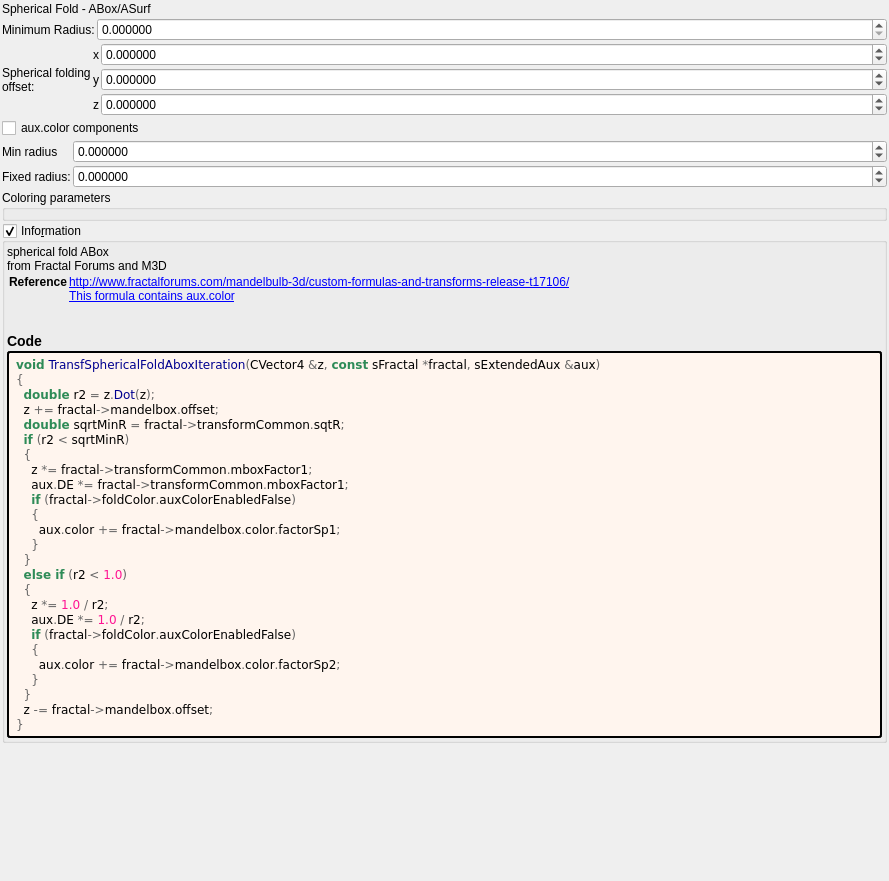
This is mandelbulber2/formula/ui/transf_spherical_fold_abox.ui in buddhi1980/mandelbulber2 as Qt 5 draws it before an edit. The edited form follows.
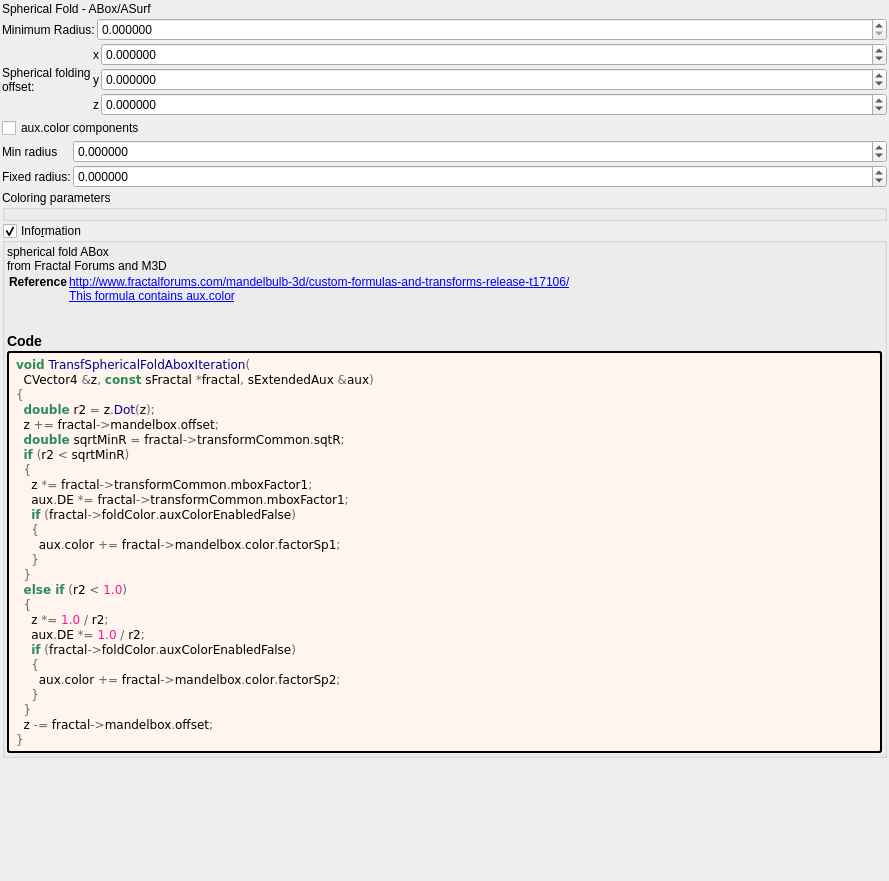
This is the edited form. Custom widgets are drawn as their Qt base class.

The edit to the form file:
```diff
--- a/mandelbulber2/formula/ui/transf_spherical_fold_abox.ui
+++ b/mandelbulber2/formula/ui/transf_spherical_fold_abox.ui
@@ -385,7 +385,8 @@
         </property>
         <property name="text">
          <string notr="true">&lt;body style=&quot;background-color:#fff5ee&quot;&gt;
-&lt;pre style=&quot;color:#000000; background-color:#fff5ee;  font-family:'Courier New',monospace;&quot;&gt;&lt;span style=&quot;color:#2e8b57; font-weight:bold&quot;&gt;void&lt;/span&gt; &lt;span style=&quot;color:#00008f&quot;&gt;TransfSphericalFoldAboxIteration&lt;/span&gt;&lt;span style=&quot;color:#676767&quot;&gt;(&lt;/span&gt;CVector4 &lt;span style=&quot;color:#676767&quot;&gt;&amp;amp;&lt;/span&gt;z&lt;span style=&quot;color:#676767&quot;&gt;,&lt;/span&gt; &lt;span style=&quot;color:#2e8b57; font-weight:bold&quot;&gt;const&lt;/span&gt; sFractal &lt;span style=&quot;color:#676767&quot;&gt;*&lt;/span&gt;fractal&lt;span style=&quot;color:#676767&quot;&gt;,&lt;/span&gt; sExtendedAux &lt;span style=&quot;color:#676767&quot;&gt;&amp;amp;&lt;/span&gt;aux&lt;span style=&quot;color:#676767&quot;&gt;)&lt;/span&gt;
+&lt;pre style=&quot;color:#000000; background-color:#fff5ee;  font-family:'Courier New',monospace;&quot;&gt;&lt;span style=&quot;color:#2e8b57; font-weight:bold&quot;&gt;void&lt;/span&gt; &lt;span style=&quot;color:#00008f&quot;&gt;TransfSphericalFoldAboxIteration&lt;/span&gt;&lt;span style=&quot;color:#676767&quot;&gt;(&lt;/span&gt;
+  CVector4 &lt;span style=&quot;color:#676767&quot;&gt;&amp;amp;&lt;/span&gt;z&lt;span style=&quot;color:#676767&quot;&gt;,&lt;/span&gt; &lt;span style=&quot;color:#2e8b57; font-weight:bold&quot;&gt;const&lt;/span&gt; sFractal &lt;span style=&quot;color:#676767&quot;&gt;*&lt;/span&gt;fractal&lt;span style=&quot;color:#676767&quot;&gt;,&lt;/span&gt; sExtendedAux &lt;span style=&quot;color:#676767&quot;&gt;&amp;amp;&lt;/span&gt;aux&lt;span style=&quot;color:#676767&quot;&gt;)&lt;/span&gt;
 &lt;span style=&quot;color:#676767&quot;&gt;{&lt;/span&gt;
   &lt;span style=&quot;color:#2e8b57; font-weight:bold&quot;&gt;double&lt;/span&gt; r2 &lt;span style=&quot;color:#676767&quot;&gt;=&lt;/span&gt; z&lt;span style=&quot;color:#676767&quot;&gt;.&lt;/span&gt;&lt;span style=&quot;color:#00008f&quot;&gt;Dot&lt;/span&gt;&lt;span style=&quot;color:#676767&quot;&gt;(&lt;/span&gt;z&lt;span style=&quot;color:#676767&quot;&gt;);&lt;/span&gt;
   z &lt;span style=&quot;color:#676767&quot;&gt;+=&lt;/span&gt; fractal&lt;span style=&quot;color:#676767&quot;&gt;-&amp;gt;&lt;/span&gt;mandelbox&lt;span style=&quot;color:#676767&quot;&gt;.&lt;/span&gt;offset&lt;span style=&quot;color:#676767&quot;&gt;;&lt;/span&gt;
```
